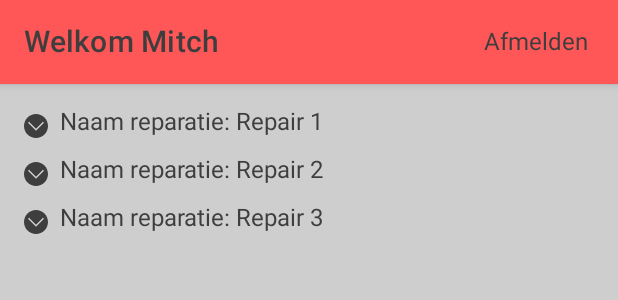
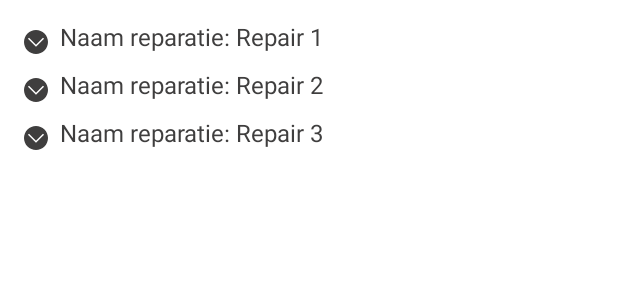
Before and after one commit to KA-Huis/repair-tool, an Android app built with Jetpack Compose: the @Preview function DefaultPreview, on a phone screen of 412 x 824 dp. Shown: the top 300 px of the screen. Run offline under Robolectric (Android 15) with nearby library versions, the phone set to English and light mode, and no system bars.

Commit message:
Refactoring code, ready to create AddRepair screen

```diff
--- a/app/src/main/java/com/example/repairtool/login/LoginPage.kt
+++ b/app/src/main/java/com/example/repairtool/login/LoginPage.kt
@@ -20,7 +20,6 @@ import androidx.compose.ui.platform.LocalContext
 import androidx.compose.ui.res.painterResource
 import androidx.compose.ui.text.font.FontWeight
 import androidx.compose.ui.unit.dp
-import androidx.core.content.ContextCompat.startActivity
 import com.example.repairtool.R
 import com.example.repairtool.volunteer.RepairActivity
 
--- a/app/src/main/java/com/example/repairtool/repairs/RepairList.kt
+++ b/app/src/main/java/com/example/repairtool/repairs/RepairList.kt
@@ -1,7 +1,7 @@
 package com.example.repairtool.repairs
 
 object RepairList {
-    var repairList = mutableListOf<Repair>(
+    var repairList = mutableListOf(
         Repair("Repair 1", "Main building", "Registered"),
         Repair("Repair 2", "Office","Registered"),
         Repair("Repair 3", "Toilets", "Pending")
--- a/app/src/main/java/com/example/repairtool/ui/theme/Theme.kt
+++ b/app/src/main/java/com/example/repairtool/ui/theme/Theme.kt
@@ -34,7 +34,7 @@ private val LightColorPalette = lightColors(
 @Composable
 fun RepairToolTheme(
     darkTheme: Boolean = isSystemInDarkTheme(),
-    content: @Composable() () -> Unit
+    content: @Composable () -> Unit
 ) {
     val colors = if (darkTheme) {
         DarkColorPalette
--- a/app/src/main/java/com/example/repairtool/utilities/navigation/Screen.kt
+++ b/app/src/main/java/com/example/repairtool/utilities/navigation/Screen.kt
@@ -1,9 +1,5 @@
 package com.example.repairtool.utilities.navigation
 
-import android.graphics.drawable.Icon
-import androidx.compose.material.Icon
-import androidx.compose.material.icons.Icons
-import androidx.compose.material.icons.rounded.Menu
 import com.example.repairtool.R
 
 sealed class Screen(
@@ -11,8 +7,6 @@ sealed class Screen(
     val label: String,
     val icon: Int
 ) {
-    object LoginScreen : Screen("loginScreen", "Inloggen", 0)
     object RepairListScreen : Screen("repairListScreen", "Reparatie lijst", R.drawable.ic_list_icon)
     object AddRepairScreen : Screen("addRepairScreen", "Reparatie aanmelden", R.drawable.ic_repair_icon)
-
 }
--- a/app/src/main/java/com/example/repairtool/volunteer/RepairList.kt
+++ b/app/src/main/java/com/example/repairtool/volunteer/RepairList.kt
@@ -1,6 +1,5 @@
 package com.example.repairtool.volunteer
 
-import android.app.Activity
 import androidx.compose.foundation.Image
 import androidx.compose.foundation.clickable
 import androidx.compose.foundation.layout.*
@@ -9,7 +8,6 @@ import androidx.compose.foundation.lazy.items
 import androidx.compose.material.*
 import androidx.compose.runtime.*
 import androidx.compose.ui.Modifier
-import androidx.compose.ui.platform.LocalContext
 import androidx.compose.ui.res.painterResource
 import androidx.compose.ui.tooling.preview.Preview
 import androidx.compose.ui.unit.dp
@@ -17,34 +15,10 @@ import com.example.repairtool.R
 import com.example.repairtool.repairs.Repair
 import com.example.repairtool.repairs.RepairList
 import com.example.repairtool.ui.theme.RepairToolTheme
-import kotlin.system.exitProcess
 
 @Composable
-fun RepairView(name: String?) {
-    Scaffold(
-        topBar = {
-            TopAppBar(
-                title = { Text(
-                    text = "Welkom $name",
-                    color = MaterialTheme.colors.secondary) },
-                actions = {
-                    val activity = (LocalContext.current as? Activity)
-                    Text(
-                        text = "Afmelden",
-                        color = MaterialTheme.colors.secondary,
-                        modifier = Modifier
-                            .padding(16.dp)
-                            .clickable(onClick = {
-                                activity?.finish()
-                            })
-                    )
-                },
-                backgroundColor = MaterialTheme.colors.primary
-            )
-        }
-    ) {
+fun RepairView() {
     GetRepairsList(RepairList.repairList) //Creates lazyColumn
-    }
 }
 
 @Composable
@@ -63,6 +37,7 @@ private fun GetRepairsList(repairs: List<Repair>) {
 
 @Composable
 private fun RepairList(repair: Repair) {
+    RepairToolTheme {
         var isExpanded by remember { mutableStateOf(false) }
         Row(
             modifier = Modifier
@@ -93,12 +68,13 @@ private fun RepairList(repair: Repair) {
             )
         }
     }
+}
 
 //Preview for Android Studio
 @Preview(showBackground = true)
 @Composable
 fun DefaultPreview() {
     RepairToolTheme {
-        RepairView(name = "Mitch")
+        RepairView()
     }
 }
```
Also changed, not shown: app/src/main/java/com/example/repairtool/volunteer/AddRepair.kt (+1 -34 lines), app/src/main/java/com/example/repairtool/volunteer/RepairActivity.kt (+28 -7 lines). Lines whose indentation alone changed are shown as unchanged.
